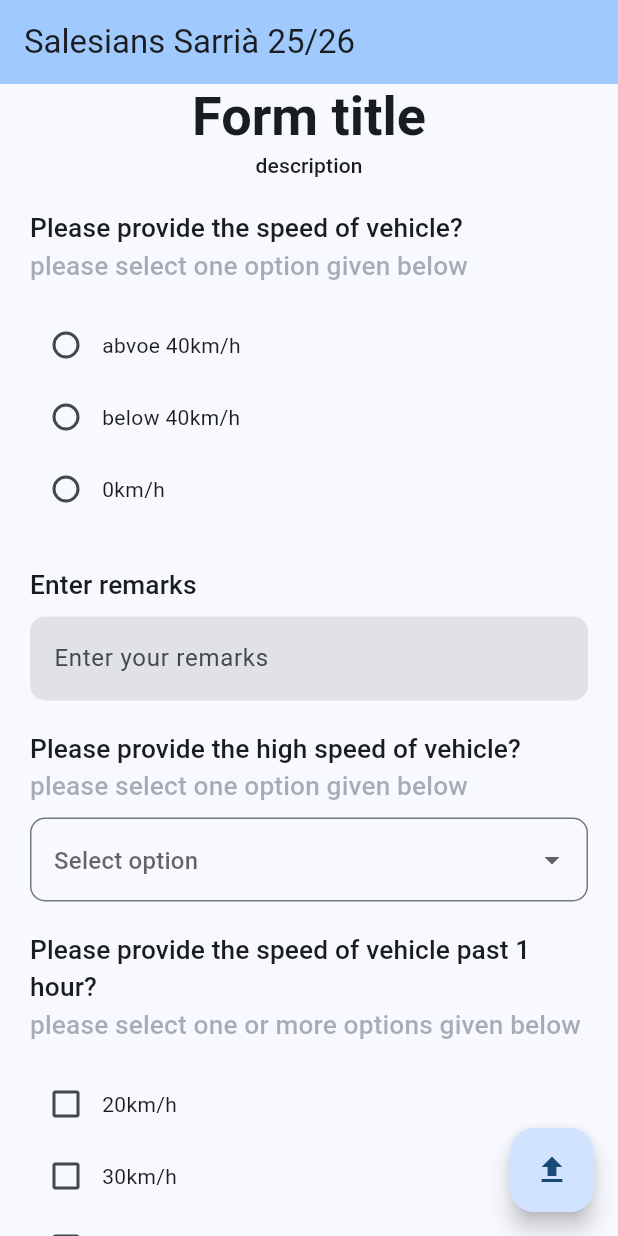
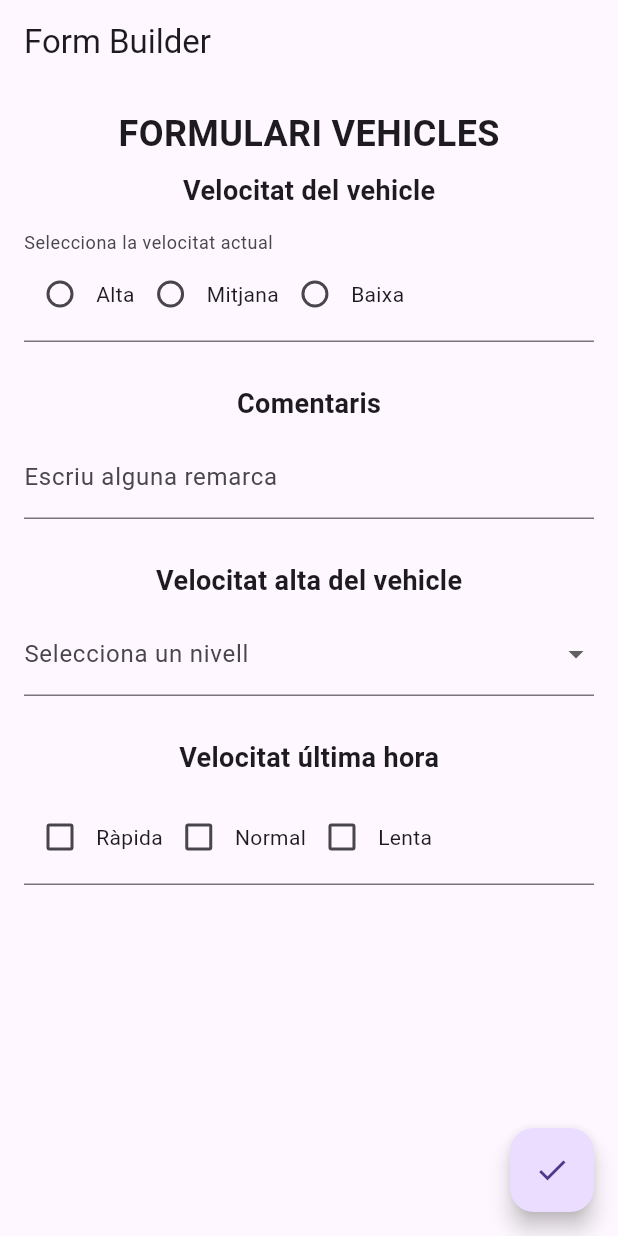
Before and after one commit to saracdz/Flutter, a Flutter app: the screen it shows after launch, on a phone screen of 412 x 824 dp. Run offline on Flutter 3.47's test engine with Material 3 defaults, Android fonts, the phone set to English and light mode, and no system bars; drawn by our look-alikes of flutter_form_builder.

Commit message:
codi comentat

```diff
--- a/flutter_application_3/ia03_04a_form-main/ia03_04a_form-main/lib/main.dart
+++ b/flutter_application_3/ia03_04a_form-main/ia03_04a_form-main/lib/main.dart
@@ -1,227 +1,201 @@
+// Llibreries necessàries per a Flutter i per al formulari
 import 'package:flutter/material.dart';
 import 'package:flutter_form_builder/flutter_form_builder.dart';
 
+// Punt d'entrada de l'app
 void main() {
   runApp(const MyApp());
 }
 
+// Widget principal de l'aplicació
 class MyApp extends StatelessWidget {
   const MyApp({super.key});
 
-  // This widget is the root of your application.
   @override
   Widget build(BuildContext context) {
     return MaterialApp(
-      title: 'M0489 - Apps - Form (A)',
-      theme: ThemeData(
-        colorScheme: ColorScheme.fromSeed(seedColor: Colors.blue),
-        useMaterial3: true,
-      ),
-      home: MyHomePage(),
+      title: 'FormBuilder Demo',   // Títol de l'app
+      theme: ThemeData(primarySwatch: Colors.blue),
+      home: const MyHomePage(),    // Pantalla principal
     );
   }
 }
 
-class MyHomePage extends StatelessWidget {
-  MyHomePage({super.key});
-  final String title = 'Salesians Sarrià 25/26';
+// Pantalla on es mostra el formulari
+class MyHomePage extends StatefulWidget {
+  const MyHomePage({super.key});
+
+  @override
+  State<MyHomePage> createState() => _MyHomePageState();
+}
+
+class _MyHomePageState extends State<MyHomePage> {
+  // Clau per controlar, validar i recuperar les dades del formulari
   final _formKey = GlobalKey<FormBuilderState>();
 
   @override
   Widget build(BuildContext context) {
     return Scaffold(
       appBar: AppBar(
-        backgroundColor: Theme.of(context).colorScheme.inversePrimary,
-        title: Text(title),
+        title: const Text("Form Builder"), // Títol superior
       ),
-      body: SingleChildScrollView(
+
+      //
+      // COS PRINCIPAL AMB TOTS ELS CAMPS
+      //
+      body: Padding(
+        padding: const EdgeInsets.all(16.0),
+        child: FormBuilder(
+          key: _formKey,  // Assigna la clau al formulari
+          child: SingleChildScrollView(
             child: Column(
-          crossAxisAlignment: CrossAxisAlignment.start,
               children: <Widget>[
-            const FormTitle(),
-            FormBuilder(
-              key: _formKey,
-              child: Padding(
-                padding: const EdgeInsets.only(left: 20, right: 20),
-                child: Column(
-                  crossAxisAlignment: CrossAxisAlignment.start,
-                  children: [
-                    //-------------------------------------------------
-                    FormLabelGroup(
-                      title: 'Please provide the speed of vehicle?',
-                      subtitle: 'please select one option given below',
+                // Títol gran del formulari
+                const FormTitle(title: "FORMULARI VEHICLES"),
+
+                // Subtítol
+                const FormLabelGroup(label: "Velocitat del vehicle"),
+
+                // GROUP 1 = RadioGroup (Seleccionar UNA opció)
+                FormBuilderRadioGroup(
+                  name: "vehicle_speed_radio",
+                  decoration: const InputDecoration(
+                    labelText: "Selecciona la velocitat actual",
                   ),
-                    FormBuilderRadioGroup(
-                      decoration:
-                          const InputDecoration(border: InputBorder.none),
-                      name: "speed",
-                      orientation: OptionsOrientation.vertical,
-                      // separator: const Padding(padding: EdgeInsets.all(20)),
                   options: const [
-                        FormBuilderFieldOption(value: 'abvoe 40km/h'),
-                        FormBuilderFieldOption(value: 'below 40km/h'),
-                        FormBuilderFieldOption(value: '0km/h')
+                    FormBuilderFieldOption(value: "Alta"),
+                    FormBuilderFieldOption(value: "Mitjana"),
+                    FormBuilderFieldOption(value: "Baixa"),
                   ],
-                      onChanged: (String? value) {
-                        debugPrint(value);
-                      },
+                  onChanged: (value) => debugPrint("Radio → $value"),
                 ),
-                    //-------------------------------------------------
-                    FormLabelGroup(title: 'Enter remarks'),
+
+                const SizedBox(height: 20),
+
+                // GROUP 2 = Camps de text
+                const FormLabelGroup(label: "Comentaris"),
                 FormBuilderTextField(
-                      name: 'remark',
-                      decoration: InputDecoration(
-                        hintText: 'Enter your remarks',
-                        border: OutlineInputBorder(
-                          borderRadius: BorderRadius.circular(10.0),
-                          borderSide: const BorderSide(
-                            width: 0,
-                            style: BorderStyle.none,
+                  name: "vehicle_comment",
+                  decoration: const InputDecoration(
+                    labelText: "Escriu alguna remarca",
                   ),
                 ),
-                        filled: true,
-                      ),
-                      onChanged: (String? value) {
-                        debugPrint(value);
-                      },
-                    ),
-                    //-------------------------------------------------
-                    FormLabelGroup(
-                      title: 'Please provide the high speed of vehicle?',
-                      subtitle: 'please select one option given below',
-                    ),
+
+                const SizedBox(height: 20),
+
+                // GROUP 3 = Dropdown (Seleccionar UNA opció)
+                const FormLabelGroup(label: "Velocitat alta del vehicle"),
                 FormBuilderDropdown(
-                      name: 'highspeed',
-                      decoration: InputDecoration(
-                        hintText: 'Select option',
-                        border: OutlineInputBorder(
-                          borderRadius: BorderRadius.circular(10.0),
-                        ),
+                  name: "vehicle_speed_dropdown",
+                  decoration: const InputDecoration(
+                    labelText: "Selecciona un nivell",
                   ),
                   items: const [
-                        DropdownMenuItem(value: 'high', child: Text('High')),
-                        DropdownMenuItem(
-                            value: 'medium', child: Text('Medium')),
-                        DropdownMenuItem(value: 'low', child: Text('Low')),
+                    DropdownMenuItem(value: "High", child: Text("High")),
+                    DropdownMenuItem(value: "Medium", child: Text("Medium")),
+                    DropdownMenuItem(value: "Low", child: Text("Low")),
                   ],
-                      onChanged: (String? value) {
-                        debugPrint(value);
-                      },
                 ),
-                    //-------------------------------------------------
-                    FormLabelGroup(
-                      title: 'Please provide the speed of vehicle past 1 hour?',
-                      subtitle: 'please select one or more options given below',
-                    ),
+
+                const SizedBox(height: 20),
+
+                // GROUP 4 = CheckboxGroup (Seleccionar MÉS d'una opció)
+                const FormLabelGroup(label: "Velocitat última hora"),
                 FormBuilderCheckboxGroup(
-                      decoration:
-                          const InputDecoration(border: InputBorder.none),
-                      name: "selectSpeed",
-                      orientation: OptionsOrientation.vertical,
-                      // separator: const Padding(padding: EdgeInsets.all(20)),
+                  name: "vehicle_speed_checkbox",
                   options: const [
-                        FormBuilderFieldOption(value: '20km/h'),
-                        FormBuilderFieldOption(value: '30km/h'),
-                        FormBuilderFieldOption(value: '40km/h'),
-                        FormBuilderFieldOption(value: '50km/h'),
+                    FormBuilderFieldOption(value: "Ràpida"),
+                    FormBuilderFieldOption(value: "Normal"),
+                    FormBuilderFieldOption(value: "Lenta"),
                   ],
-                      onChanged: (List<String>? value) {
-                        debugPrint(value.toString());
-                      },
+                  onChanged: (value) =>
+                      debugPrint("Checkbox → ${value.toString()}"),
                 ),
               ],
             ),
           ),
         ),
-          ],
       ),
-      ),
+
+      //
+      //  BOTÓ FLOTANT QUE ENVIA EL FORMULARI
+      //
       floatingActionButton: FloatingActionButton(
-          child: Icon(Icons.upload),
+        child: const Icon(Icons.check),
         onPressed: () {
+          // Guarda i valida totes les dades del formulari
           _formKey.currentState?.saveAndValidate();
+
+          // Recupera totes les dades en format mapa
           String? formString = _formKey.currentState?.value.toString();
+
+          // Mostra les dades en un AlertDialog
           alertDialog(context, formString!);
-          }),
-    );
-  }
-}
-
-// ignore: must_be_immutable
-class FormLabelGroup extends StatelessWidget {
-  FormLabelGroup({super.key, required this.title, this.subtitle});
-
-  String title;
-  String? subtitle;
-
-  Widget conditionalSubtitle(BuildContext context) {
-    if (subtitle != null) {
-      return Text(subtitle!,
-          style: Theme.of(context).textTheme.labelLarge?.apply(
-              fontSizeFactor: 1.25,
-              // ignore: deprecated_member_use
-              color: Theme.of(context).colorScheme.secondary.withOpacity(0.5)));
-    } else {
-      return Container();
-    }
-  }
-
-  @override
-  Widget build(BuildContext context) {
-    return Padding(
-      padding: const EdgeInsets.fromLTRB(0, 20.0, 0, 8),
-      child: Column(
-        crossAxisAlignment: CrossAxisAlignment.start,
-        children: [
-          Text(title,
-              style: Theme.of(context)
-                  .textTheme
-                  .labelLarge
-                  ?.apply(fontSizeFactor: 1.25)),
-          conditionalSubtitle(context)
-        ],
+        },
       ),
     );
   }
 }
 
+//
+//  FUNCIÓ QUE MOSTRA LA FINESTRA POPUP AMB LES DADES
+//
+void alertDialog(BuildContext context, String formString) {
+  showDialog(
+    context: context,
+    builder: (BuildContext context) {
+      return AlertDialog(
+        title: const Text("Submission Completed"),  // Títol del Popup
+        content: Column(
+          mainAxisSize: MainAxisSize.min,
+          children: [
+            const Icon(Icons.check_circle, size: 40, color: Colors.green),
+            const SizedBox(height: 10),
+            Text(formString),  // Mostra totes les dades introduïdes
+          ],
+        ),
+        actions: [
+          TextButton(
+            onPressed: () => Navigator.pop(context), // Tancar el popup
+            child: const Text("Tancar"),
+          ),
+        ],
+      );
+    },
+  );
+}
+
+//
+// WIDGETS PERSONALITZATS PER TITOLS I SUBTITOLS
+//
+
 class FormTitle extends StatelessWidget {
-  const FormTitle({
-    super.key,
-  });
+  final String title;
+
+  const FormTitle({super.key, required this.title});
 
   @override
   Widget build(BuildContext context) {
-    return Center(
-      child: Column(
-        children: [
-          Text(
-            'Form title',
-            style: Theme.of(context)
-                .textTheme
-                .displaySmall
-                ?.copyWith(fontWeight: FontWeight.bold),
-          ),
-          Text('description', style: Theme.of(context).textTheme.labelLarge),
-        ],
+    return Text(
+      title,
+      style: const TextStyle(fontSize: 24, fontWeight: FontWeight.bold),
+    );
+  }
+}
+
+class FormLabelGroup extends StatelessWidget {
+  final String label;
+
+  const FormLabelGroup({super.key, required this.label});
+
+  @override
+  Widget build(BuildContext context) {
+    return Padding(
+      padding: const EdgeInsets.symmetric(vertical: 8.0),
+      child: Text(
+        label,
+        style: const TextStyle(fontSize: 18, fontWeight: FontWeight.w600),
       ),
     );
   }
 }
-
-void alertDialog(BuildContext context, String contentText) {
-  showDialog<String>(
-    context: context,
-    builder: (BuildContext context) => AlertDialog(
-      title: const Text("Submission Completed"),
-      icon: const Icon(Icons.check_circle),
-      content: Text(contentText),
-      actions: <Widget>[
-        TextButton(
-          onPressed: () => Navigator.pop(context, 'Tancar'),
-          child: const Text('Tancar'),
-        ),
-      ],
-    ),
-  );
-}
```
Lines whose indentation alone changed are shown as unchanged.
